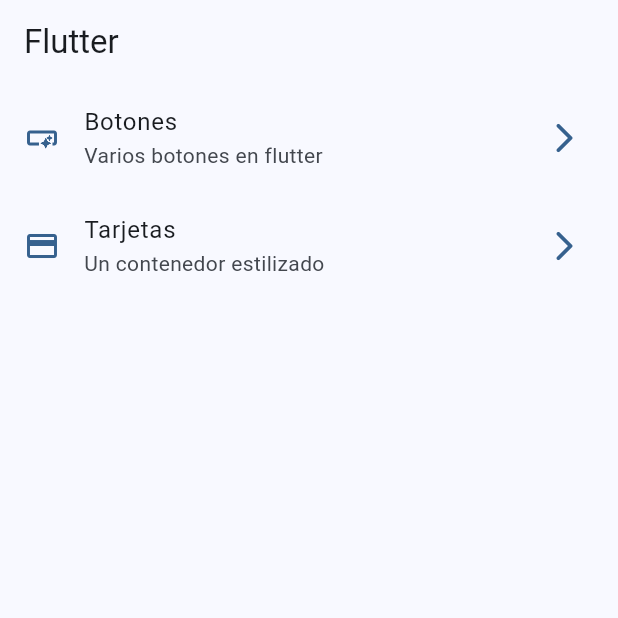
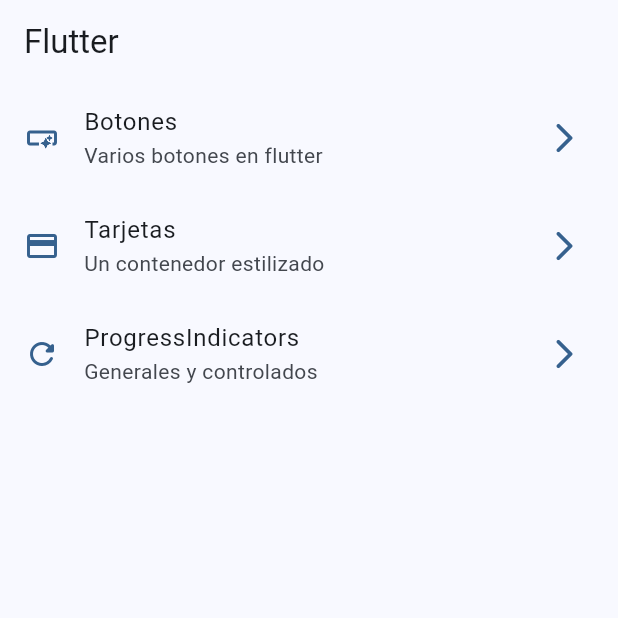
Before and after one commit to leitoon/widgets_app, a Flutter app: the screen it shows after launch, on a phone screen of 412 x 824 dp, the top half of it. Run offline on Flutter 3.47's test engine with Material 3 defaults, Android fonts, the phone set to English and light mode, and no system bars; our stand-ins replace go_router.

Commit message:
progress finish

```diff
--- a/lib/config/menu/menu_items.dart
+++ b/lib/config/menu/menu_items.dart
@@ -21,5 +21,10 @@ class MenuItem {
     tittle: 'Tarjetas',
     subTittle: 'Un contenedor estilizado',
     link: '/cards',
-    icon: Icons.credit_card)
+    icon: Icons.credit_card),
+    MenuItem(
+    tittle: 'ProgressIndicators',
+    subTittle: 'Generales y controlados',
+    link: '/progress',
+    icon: Icons.refresh_rounded)
 ];
--- a/lib/config/router/app_router.dart
+++ b/lib/config/router/app_router.dart
@@ -26,5 +26,12 @@ final appRouter = GoRouter(
             return  CardsScreen();
           },
         ),
+        GoRoute(
+          name: ProgressScreen.name,
+          path: '/progress',
+          builder: (context,state) {
+            return  ProgressScreen();
+          },
+        ),
       ],
   );
--- a/lib/presentation/screen/screens.dart
+++ b/lib/presentation/screen/screens.dart
@@ -1,5 +1,4 @@
 export 'package:widgets_app/presentation/screen/infinite_scroll/infinite_scroll_screen.dart';
-
 export 'package:flutter/material.dart';
 export 'package:widgets_app/presentation/screen/progress/progress_screen.dart';
 export 'package:widgets_app/presentation/screen/animated/animated_screen.dart';
```
Also changed, not shown: lib/presentation/screen/progress/progress_screen.dart (+63 -1 lines).
